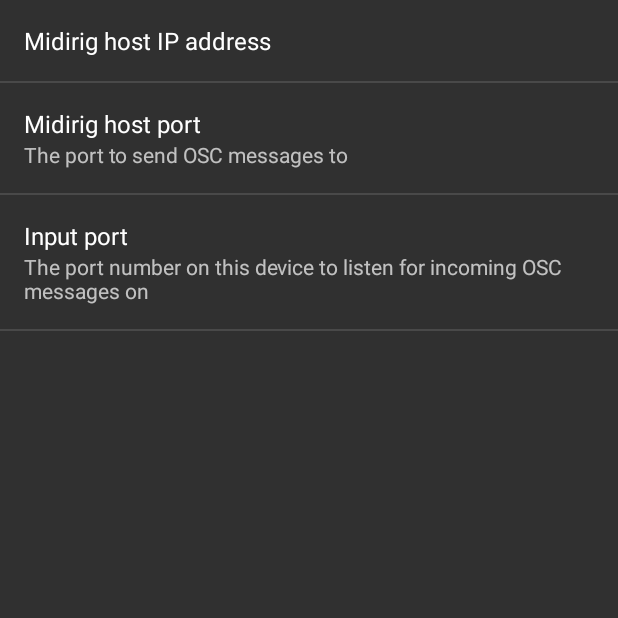
After one commit to reobald/AndroidLiveDings, an Android app: the SettingsActivity screen opened directly, with no data from a screen before it, on a phone screen of 412 x 824 dp, the top half of it. The commit adds this screen. Run offline under Robolectric (Android 15) with nearby library versions, the phone set to English and light mode, and no system bars.

Commit message:
Added basic preference handling.

```diff
--- /dev/null
+++ b/app/src/main/java/com/electrophone/androidlivedings/SettingsActivity.java
@@ -0,0 +1,19 @@
+package com.electrophone.androidlivedings;
+
+import android.os.Bundle;
+import android.preference.PreferenceActivity;
+
+/**
+ * Created by Patrik on 16-05-05.
+ */
+public class SettingsActivity extends PreferenceActivity {
+    public static final String KEY_PREF_OSC_OUTPUT_PORT = "pref_osc_output_port";
+    public static final String KEY_PREF_OSC_INPUT_PORT = "pref_osc_input_port";
+    public static final String KEY_PREF_OSC_REMOTE_HOST = "pref_osc_remote_host";
+
+    @Override
+    public void onCreate(Bundle savedInstanceState) {
+        super.onCreate(savedInstanceState);
+        addPreferencesFromResource(R.xml.preferences);
+    }
+}
--- a/app/src/main/res/values/strings.xml
+++ b/app/src/main/res/values/strings.xml
@@ -1,6 +1,16 @@
 <resources>
     <string name="app_name">AndroidLiveDings</string>
 
-    <!-- TODO: Remove or change this placeholder text -->
-    <string name="hello_blank_fragment">Hello blank fragment</string>
+    <string name="menu_item_settings_title">Settings</string>
+
+    <string name="pref_category_osc_output_title">Output</string>
+    <string name="pref_osc_remote_host_title">Midirig host IP address</string>
+    <string name="pref_osc_remote_host_summary"></string>
+    <string name="pref_osc_output_port_title">Midirig host port</string>
+    <string name="pref_osc_output_port_summary">The port to send OSC messages to</string>
+
+    <string name="pref_category_osc_input_title">Input</string>
+    <string name="pref_osc_input_port_title">Input port</string>
+    <string name="pref_osc_input_port_summary">The port number on this device to listen for incoming OSC messages on</string>
+
 </resources>
--- /dev/null
+++ b/app/src/main/res/xml/preferences.xml
@@ -0,0 +1,25 @@
+<?xml version="1.0" encoding="utf-8"?>
+<PreferenceScreen xmlns:android="http://schemas.android.com/apk/res/android">
+    <EditTextPreference
+        android:defaultValue="192.168.0.1"
+        android:key="pref_osc_remote_host"
+        android:persistent="true"
+        android:summary="@string/pref_osc_remote_host_summary"
+        android:title="@string/pref_osc_remote_host_title" />
+    <EditTextPreference
+        android:defaultValue="56418"
+        android:key="pref_osc_output_port"
+        android:maxLength="5"
+        android:numeric="integer"
+        android:persistent="true"
+        android:summary="@string/pref_osc_output_port_summary"
+        android:title="@string/pref_osc_output_port_title" />
+    <EditTextPreference
+        android:defaultValue="56419"
+        android:key="pref_osc_input_port"
+        android:maxLength="5"
+        android:numeric="integer"
+        android:persistent="true"
+        android:summary="@string/pref_osc_input_port_summary"
+        android:title="@string/pref_osc_input_port_title" />
+</PreferenceScreen>
--- a/build.gradle
+++ b/build.gradle
@@ -5,7 +5,7 @@
         jcenter()
     }
     dependencies {
-        classpath 'com.android.tools.build:gradle:1.5.0'
+        classpath 'com.android.tools.build:gradle:2.1.0'
 
         // NOTE: Do not place your application dependencies here; they belong
         // in the individual module build.gradle files
```
Also changed, not shown: app/src/main/AndroidManifest.xml (+7 -1 lines), app/src/main/java/com/electrophone/androidlivedings/MainActivity.java (+49 -5 lines), app/src/main/java/com/electrophone/androidlivedings/OSCReceiver.java (+12 -10 lines), app/src/main/res/menu/menu.xml (added, +8 -0 lines), gradle/wrapper/gradle-wrapper.properties.
